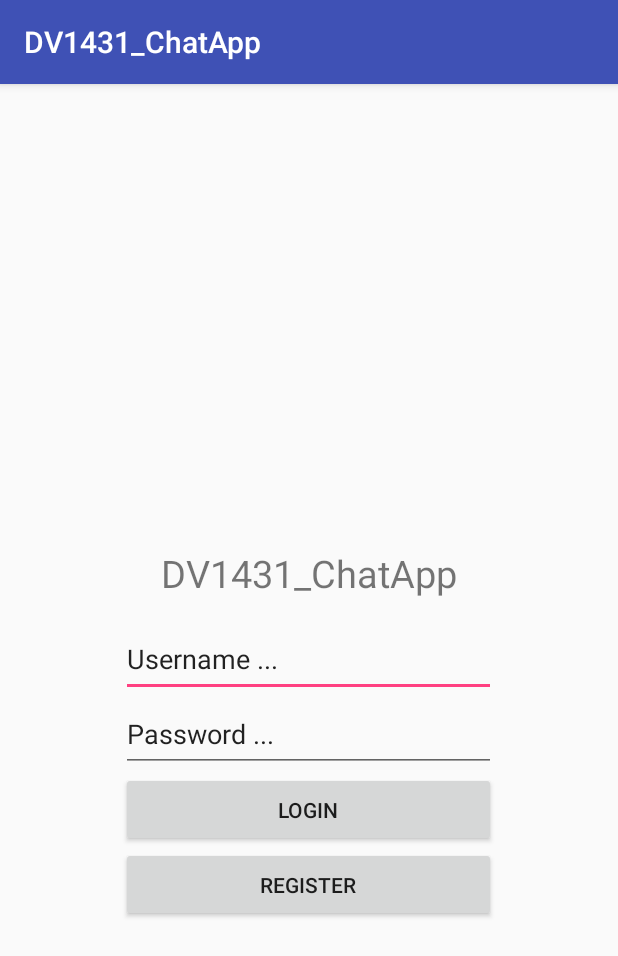
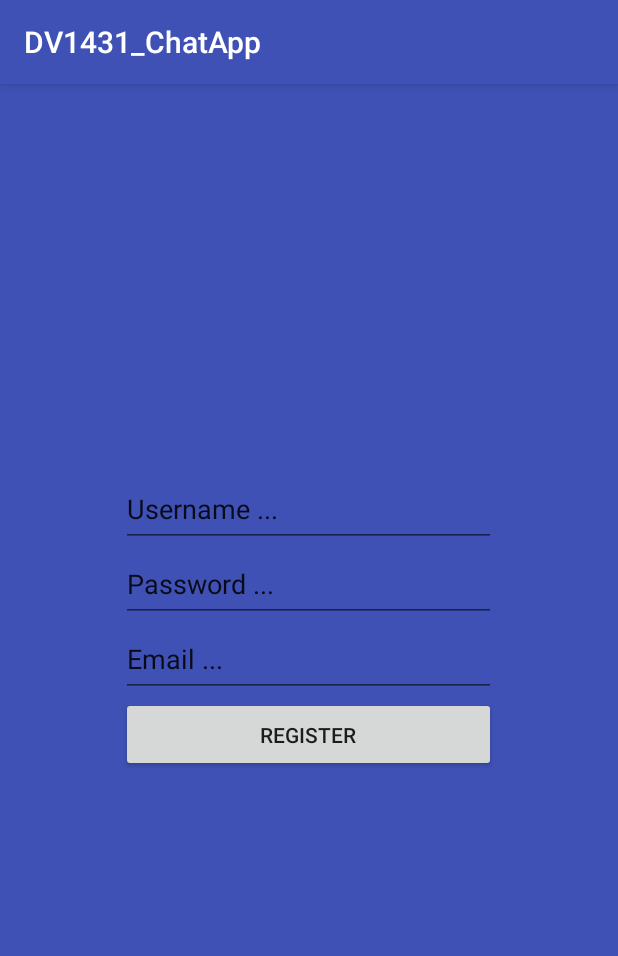
Before and after one commit to bowinhampe/DV1431_ChatApp, an Android app: the screen it shows after launch (LoginActivity), after a tap on "REGISTER", on a phone screen of 412 x 824 dp. Shown: the top 956 px of the screen. Run offline under Robolectric (Android 15) with nearby library versions, the light colour scheme and no system bars.

Commit message:
Changed: Removed Loginfragment, added visibility-check for fragment transaction

```diff
--- a/app/build.gradle
+++ b/app/build.gradle
@@ -38,4 +38,5 @@ dependencies {
 
 
 
+
 apply plugin: 'com.google.gms.google-services'
--- a/app/src/main/java/com/dv1431_chatapp/LoginActivity.kt
+++ b/app/src/main/java/com/dv1431_chatapp/LoginActivity.kt
@@ -1,18 +1,13 @@
 package com.dv1431_chatapp
 
 import android.content.Intent
-import android.net.Uri
+import android.opengl.Visibility
 import android.support.v7.app.AppCompatActivity
 import android.os.Bundle
 import android.view.View
-import com.example.hampus.dv1431_chatapp.LoginFragment
-import com.example.hampus.dv1431_chatapp.RegisterFragment
 import kotlinx.android.synthetic.main.activity_login.*
-import kotlinx.android.synthetic.main.activity_login.view.*
 
 class LoginActivity : AppCompatActivity() {
-
-    val mManager = supportFragmentManager
 
     override fun onCreate(savedInstanceState: Bundle?) {
         super.onCreate(savedInstanceState)
@@ -20,10 +15,37 @@ class LoginActivity : AppCompatActivity() {
         initiateGUIComponents()
     }
 
+    override fun onBackPressed() {
+        val fm = supportFragmentManager
+
+        if (fm.backStackEntryCount > 0) {
+            loginActivity_loginLayout.visibility = View.VISIBLE
+        }
+
+        super.onBackPressed()
+    }
+
     private fun initiateGUIComponents(){
-        val transaction = mManager.beginTransaction()
-        val loginFragment = LoginFragment()
-        transaction.replace(loginActivity_mainLayout.id, loginFragment)
+        loginActivity_login_btn.setOnClickListener {
+            // Start the main app activity
+            login()
+        }
+        loginActivity_register_btn.setOnClickListener {
+            // Start a register Fragment
+            register()
+        }
+    }
+
+    private fun login() {
+        val intent = Intent(this, MainActivity::class.java)
+        startActivity(intent)
+    }
+    private fun register(){
+        loginActivity_loginLayout.visibility = View.INVISIBLE
+        val manager = supportFragmentManager
+        val transaction = manager.beginTransaction()
+        val registerFragment = RegisterFragment()
+        transaction.add(loginActivity_registerLayout.id, registerFragment)
         transaction.addToBackStack(null)
         transaction.commit()
     }
--- a/app/src/main/java/com/example/hampus/dv1431_chatapp/LoginFragment.kt
+++ b/app/src/main/java/com/dv1431_chatapp/RegisterFragment.kt
@@ -1,30 +1,18 @@
-package com.example.hampus.dv1431_chatapp
+package com.dv1431_chatapp
 
-import android.app.FragmentManager
 import android.content.Context
-import android.content.Intent
 import android.net.Uri
 import android.os.Bundle
 import android.support.v4.app.Fragment
 import android.view.LayoutInflater
 import android.view.View
 import android.view.ViewGroup
-import com.dv1431_chatapp.MainActivity
-import kotlinx.android.synthetic.main.fragment_login.view.*
 
 import com.dv1431_chatapp.R
 import kotlinx.android.synthetic.main.activity_login.*
-import kotlinx.android.synthetic.main.fragment_login.*
+import kotlinx.android.synthetic.main.fragment_register.*
 
-/**
- * A simple [Fragment] subclass.
- * Activities that contain this fragment must implement the
- * [LoginFragment.OnFragmentInteractionListener] interface
- * to handle interaction events.
- * Use the [LoginFragment.newInstance] factory method to
- * create an instance of this fragment.
- */
-class LoginFragment : Fragment() {
+class RegisterFragment : Fragment() {
 
     // TODO: Rename and change types of parameters
     private var mParam1: String? = null
@@ -36,42 +24,13 @@ class LoginFragment : Fragment() {
             mParam1 = arguments.getString(ARG_PARAM1)
             mParam2 = arguments.getString(ARG_PARAM2)
         }
-
     }
 
-    override fun onStart() {
-        super.onStart()
-        initializeGUIComponents()
-    }
-
-    private fun initializeGUIComponents() {
-        loginFragment_login_btn.setOnClickListener {
-            // Start the main app activity
-            login()
-        }
-        loginFragment_register_btn.setOnClickListener {
-            // Start a register Fragment
-            register()
-        }
-    }
-
-    private fun login() {
-        val intent = Intent(context, MainActivity::class.java)
-        startActivity(intent)
-    }
-    private fun register(){
-        val manager = childFragmentManager
-        val transaction = manager.beginTransaction()
-        val registerFragment = RegisterFragment()
-        transaction.replace(loginActivity_mainLayout.id, registerFragment)
-        transaction.addToBackStack(null)
-        transaction.commit()
-    }
 
     override fun onCreateView(inflater: LayoutInflater?, container: ViewGroup?,
                               savedInstanceState: Bundle?): View? {
         // Inflate the layout for this fragment
-        return inflater!!.inflate(R.layout.fragment_login, container, false)
+        return inflater!!.inflate(R.layout.fragment_register, container, false)
     }
 
     // TODO: Rename method, update argument and hook method into UI event
@@ -84,6 +43,7 @@ class LoginFragment : Fragment() {
 
     override fun onDetach() {
         super.onDetach()
+        //mListener = null
     }
 
     companion object {
@@ -98,11 +58,11 @@ class LoginFragment : Fragment() {
          *
          * @param param1 Parameter 1.
          * @param param2 Parameter 2.
-         * @return A new instance of fragment LoginFragment.
+         * @return A new instance of fragment RegisterFragment.
          */
         // TODO: Rename and change types and number of parameters
-        fun newInstance(param1: String, param2: String): LoginFragment {
-            val fragment = LoginFragment()
+        fun newInstance(param1: String, param2: String): RegisterFragment {
+            val fragment = RegisterFragment()
             val args = Bundle()
             args.putString(ARG_PARAM1, param1)
             args.putString(ARG_PARAM2, param2)
--- a/app/src/main/res/layout/activity_login.xml
+++ b/app/src/main/res/layout/activity_login.xml
@@ -12,5 +12,64 @@
        android:layout_height="match_parent"
        android:id="@+id/loginActivity_mainLayout">
 
+      <RelativeLayout
+          android:layout_width="match_parent"
+          android:layout_height="match_parent"
+          android:id="@+id/loginActivity_loginLayout">
+
+         <TextView
+             android:layout_width="250dp"
+             android:layout_height="50dp"
+             android:text="@string/app_name"
+             android:textSize="25sp"
+             android:layout_centerInParent="true"
+             android:id="@+id/loginActivity_appname_txtview"
+             android:layout_above="@id/loginActivity_usrname_edtxt"
+             android:textAlignment="center">
+
+         </TextView>
+
+         <EditText
+             android:layout_width="250dp"
+             android:layout_height="50dp"
+             android:id="@+id/loginActivity_usrname_edtxt"
+             android:layout_above="@id/loginActivity_pw_edtxt"
+             android:text="@string/edtxt_usrname"
+             android:layout_centerInParent="true"/>
+
+         <EditText
+             android:layout_width="250dp"
+             android:layout_height="50dp"
+             android:id="@+id/loginActivity_pw_edtxt"
+             android:text="@string/edtxt_pw"
+             android:layout_centerInParent="true"/>
+
+         <Button
+             android:layout_width="250dp"
+             android:layout_height="50dp"
+             android:layout_centerInParent="true"
+             android:layout_below="@id/loginActivity_pw_edtxt"
+             android:id="@+id/loginActivity_login_btn"
+             android:text="@string/btn_login">
+         </Button>
+
+         <Button
+             android:layout_width="250dp"
+             android:layout_height="50dp"
+             android:layout_below="@id/loginActivity_login_btn"
+             android:layout_centerInParent="true"
+             android:id="@+id/loginActivity_register_btn"
+             android:text="@string/btn_register">
+         </Button>
+
+      </RelativeLayout>
+
+      <RelativeLayout
+          android:layout_width="match_parent"
+          android:layout_height="match_parent"
+          android:id="@+id/loginActivity_registerLayout">
+
+      </RelativeLayout>
+
    </RelativeLayout>
 </android.support.constraint.ConstraintLayout>
--- a/app/src/main/res/layout/fragment_login.xml
+++ /dev/null
@@ -1,62 +0,0 @@
-<FrameLayout xmlns:android="http://schemas.android.com/apk/res/android"
-    xmlns:tools="http://schemas.android.com/tools"
-    android:layout_width="match_parent"
-    android:layout_height="match_parent"
-    tools:context="com.example.hampus.dv1431_chatapp.LoginFragment">
-
-    <!-- TODO: Update blank fragment layout -->
-    <RelativeLayout
-        android:layout_width="match_parent"
-        android:layout_height="match_parent"
-        android:visibility="visible"
-        android:id="@+id/loginFragment_mainLayout">
-
-        <TextView
-            android:layout_width="250dp"
-            android:layout_height="50dp"
-            android:text="@string/app_name"
-            android:textSize="25sp"
-            android:layout_centerInParent="true"
-            android:id="@+id/loginFragment_appname_txtview"
-            android:layout_above="@id/loginFragment_usrname_edtxt"
-            android:textAlignment="center">
-
-        </TextView>
-
-        <EditText
-            android:layout_width="250dp"
-            android:layout_height="50dp"
-            android:id="@+id/loginFragment_usrname_edtxt"
-            android:text="@string/edtxt_usrname"
-            android:layout_centerInParent="true"/>
-
-        <EditText
-            android:layout_width="250dp"
-            android:layout_height="50dp"
-            android:id="@+id/loginFragment_pw_edtxt"
-            android:text="@string/edtxt_pw"
-            android:layout_below="@id/loginFragment_usrname_edtxt"
-            android:layout_centerInParent="true"/>
-
-        <Button
-            android:layout_width="250dp"
-            android:layout_height="50dp"
-            android:layout_centerInParent="true"
-            android:layout_below="@id/loginFragment_pw_edtxt"
-            android:id="@+id/loginFragment_login_btn"
-            android:text="@string/btn_login">
-        </Button>
-
-        <Button
-            android:layout_width="250dp"
-            android:layout_height="50dp"
-            android:layout_below="@id/loginFragment_login_btn"
-            android:layout_centerInParent="true"
-            android:id="@+id/loginFragment_register_btn"
-            android:text="@string/btn_register">
-        </Button>
-
-    </RelativeLayout>
-
-
-</FrameLayout>
--- a/app/src/main/res/layout/fragment_register.xml
+++ b/app/src/main/res/layout/fragment_register.xml
@@ -2,7 +2,8 @@
     xmlns:tools="http://schemas.android.com/tools"
     android:layout_width="match_parent"
     android:layout_height="match_parent"
-    tools:context="com.example.hampus.dv1431_chatapp.RegisterFragment">
+    android:background="@color/colorPrimary"
+    tools:context="com.dv1431_chatapp.RegisterFragment">
 
     <EditText
         android:layout_width="250dp"
@@ -37,4 +38,5 @@
         android:text="@string/btn_register">
     </Button>
 
+
 </RelativeLayout>
```
Also changed, not shown: app/src/main/java/com/example/hampus/dv1431_chatapp/RegisterFragment.kt (deleted, +0 -80 lines).
